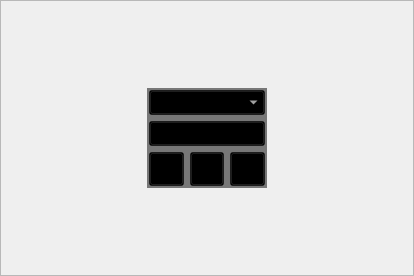
Before: the Qt Designer form client/electricalsimulator.ui in lev12/launcher, drawn with Qt 5.
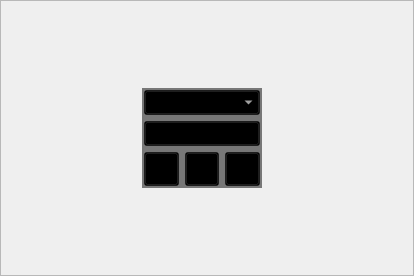
After: the same form once the commit is applied. Icons and pictures are not drawn.

The edit to the form file:
```diff
--- a/client/electricalsimulator.ui
+++ b/client/electricalsimulator.ui
@@ -247,6 +247,13 @@
        </item>
       </layout>
      </item>
+     <item>
+      <layout class="QHBoxLayout" name="horizontalLayout_versionManager">
+       <property name="leftMargin">
+        <number>10</number>
+       </property>
+      </layout>
+     </item>
      <item>
       <spacer name="horizontalSpacer">
        <property name="orientation">
```
Left out of the diff: 2 changed lines with no effect on the pictures.
